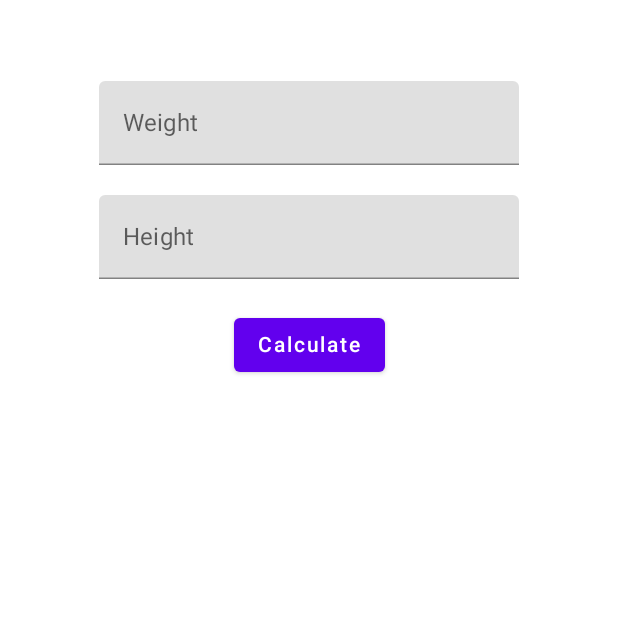
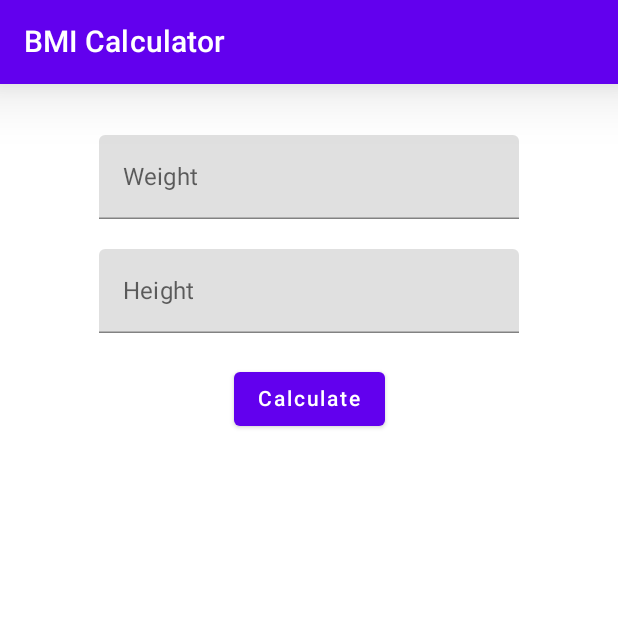
Before and after one commit to DaniloVolles/BMICalcApp, an Android app built with Jetpack Compose: the screen it shows after launch (MainActivity), on a phone screen of 412 x 824 dp, the top half of it. Run offline under Robolectric (Android 15) with nearby library versions, the phone set to English and light mode, and no system bars.

Commit message:
TopBar implementation.

```diff
--- a/app/src/main/java/com/example/bmicalcapp/MainActivity.kt
+++ b/app/src/main/java/com/example/bmicalcapp/MainActivity.kt
@@ -4,10 +4,13 @@ import android.os.Bundle
 import androidx.activity.ComponentActivity
 import androidx.activity.compose.setContent
 import androidx.compose.foundation.layout.*
-import androidx.compose.material.MaterialTheme
-import androidx.compose.material.Surface
+import androidx.compose.material.*
+import androidx.compose.material.TopAppBar
+import androidx.compose.material.Text
 import androidx.compose.ui.Alignment
 import androidx.compose.ui.Modifier
+import androidx.compose.ui.graphics.Color
+import androidx.compose.ui.tooling.preview.Preview
 import androidx.compose.ui.unit.dp
 import com.example.bmicalcapp.ui.theme.BMICalcAppTheme
 
@@ -21,12 +24,17 @@ class MainActivity : ComponentActivity() {
                     modifier = Modifier.fillMaxSize(),
                     color = MaterialTheme.colors.background
                 ) {
+
+                    Column(Modifier.fillMaxWidth()) {
+                        TopAppBarUI()
+                    }
+
                     Column (
                         modifier = Modifier.padding(all = 10.dp),
                         horizontalAlignment = Alignment.CenterHorizontally
                     ) {
 
-                        Spacer(modifier = Modifier.height(24.dp))
+                        Spacer(modifier = Modifier.height(60.dp))
 
                         TextFieldValueScreen()
 
--- a/app/src/main/java/com/example/bmicalcapp/functions.kt
+++ b/app/src/main/java/com/example/bmicalcapp/functions.kt
@@ -3,12 +3,11 @@ package com.example.bmicalcapp
 import android.widget.Toast
 import androidx.compose.foundation.layout.*
 import androidx.compose.foundation.text.KeyboardOptions
-import androidx.compose.material.Button
-import androidx.compose.material.Text
-import androidx.compose.material.TextField
+import androidx.compose.material.*
 import androidx.compose.runtime.*
 import androidx.compose.ui.Alignment
 import androidx.compose.ui.Modifier
+import androidx.compose.ui.graphics.Color
 import androidx.compose.ui.platform.LocalContext
 import androidx.compose.ui.text.TextStyle
 import androidx.compose.ui.text.font.FontStyle
@@ -102,6 +101,16 @@ fun CommonTextField(
     )
 }
 
+@Composable
+fun TopAppBarUI () {
+    TopAppBar(
+        title = {Text("BMI Calculator")},
+        elevation = 25.dp,
+        backgroundColor = MaterialTheme.colors.primary,
+        contentColor = Color.White
+    )
+}
+
 fun mathematics (height: Double, weight: Double): Double {
     return weight / (height.pow(2))
 }
```
